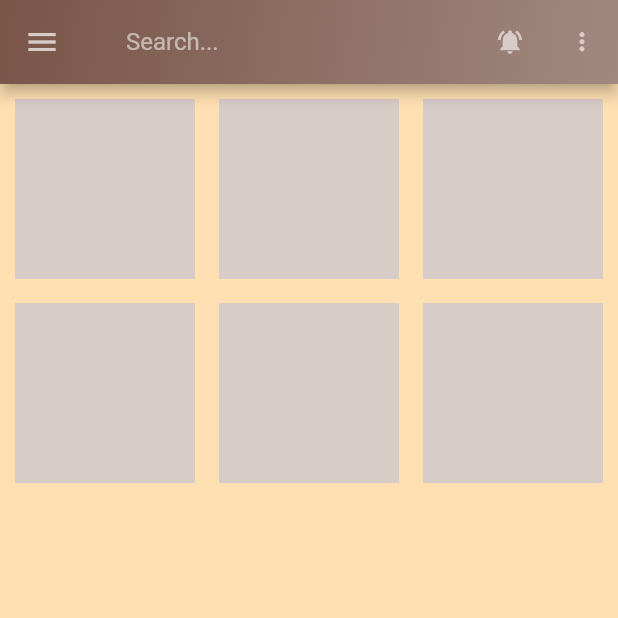
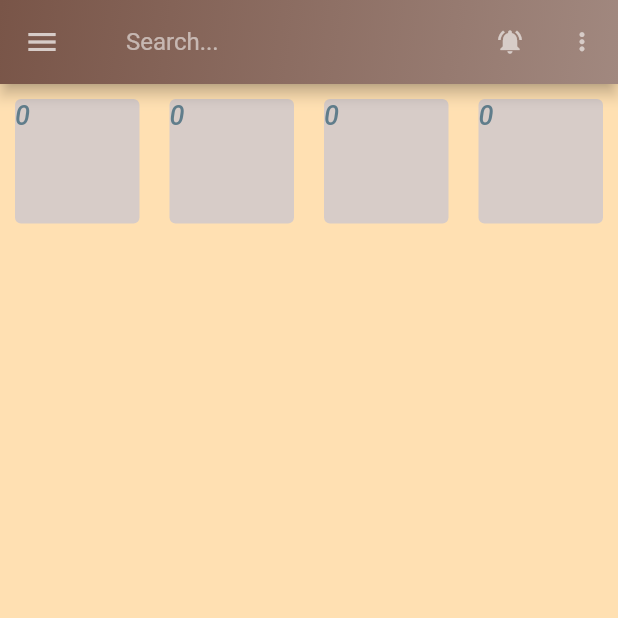
Before and after one commit to crimsoftit/d_pos_v2, a Flutter app: the screen it shows after launch, on a phone screen of 412 x 824 dp, the top half of it. Run offline on Flutter 3.47's test engine with Material 2 defaults, Android fonts, the light colour scheme and no system bars; our stand-ins replace clock, flutter_svg, sqflite; missing offline and left inert: flutter_barcode_scanner; accounts and stored records are empty.

Commit message:
12. sqflite analytic data

```diff
--- /dev/null
+++ b/lib/data/data.dart
@@ -0,0 +1,59 @@
+import 'package:d_pos_v2/constants/constants.dart';
+import 'package:d_pos_v2/models/analytic_info_model.dart';
+import 'package:d_pos_v2/ui/components/analytic_info_card.dart';
+import 'package:d_pos_v2/utils/db_helper.dart';
+import 'package:flutter/material.dart';
+
+int totalInventoryValue = 0;
+
+DbHelper helper = DbHelper();
+
+class AnalyticData extends StatefulWidget {
+  const AnalyticData({super.key});
+
+  @override
+  State<AnalyticData> createState() => _AnalyticDataState();
+}
+
+class _AnalyticDataState extends State<AnalyticData> {
+  void calcInvValue() async {
+    await helper.openDb();
+    var tInvValue = (await helper.getInventoryValue())[0]['T_INV'];
+    print(tInvValue);
+    setState(() {
+      totalInventoryValue = tInvValue;
+    });
+  }
+
+  @override
+  Widget build(BuildContext context) {
+    return const Placeholder();
+  }
+}
+
+List analyticData = [
+  AnalyticInfo(
+    title: "Inventory value",
+    totalValue: 530,
+    svgSrc: "assets/icons/Subscribers.svg",
+    color: primaryColor,
+  ),
+  AnalyticInfo(
+    title: "Total Sales",
+    totalValue: 820,
+    svgSrc: "assets/icons/Post.svg",
+    color: purple,
+  ),
+  AnalyticInfo(
+    title: "Total Credit",
+    totalValue: 920,
+    svgSrc: "assets/icons/Pages.svg",
+    color: orange,
+  ),
+  AnalyticInfo(
+    title: "Comments",
+    totalValue: 920,
+    svgSrc: "assets/icons/Comments.svg",
+    color: green,
+  ),
+];
--- /dev/null
+++ b/lib/models/analytic_info_model.dart
@@ -0,0 +1,14 @@
+import 'package:flutter/material.dart';
+
+class AnalyticInfo {
+  final String? svgSrc, title;
+  final int? totalValue;
+  final Color? color;
+
+  AnalyticInfo({
+    this.svgSrc,
+    this.title,
+    this.totalValue,
+    this.color,
+  });
+}
--- /dev/null
+++ b/lib/ui/components/analytic_cards.dart
@@ -0,0 +1,39 @@
+import 'package:d_pos_v2/constants/constants.dart';
+import 'package:d_pos_v2/data/data.dart';
+import 'package:d_pos_v2/ui/components/analytic_info_card.dart';
+import 'package:flutter/material.dart';
+
+class AnalyticCards extends StatelessWidget {
+  const AnalyticCards({super.key});
+
+  @override
+  Widget build(BuildContext context) {
+    return const AnalyticInfoCardsGridView();
+  }
+}
+
+class AnalyticInfoCardsGridView extends StatelessWidget {
+  const AnalyticInfoCardsGridView({super.key});
+
+  @override
+  Widget build(BuildContext context) {
+    return AspectRatio(
+      aspectRatio: 1,
+      child: SizedBox(
+        width: double.infinity,
+        child: GridView.builder(
+          physics: const NeverScrollableScrollPhysics(),
+          shrinkWrap: true,
+          itemCount: analyticData.length,
+          gridDelegate: const SliverGridDelegateWithFixedCrossAxisCount(
+            crossAxisCount: 4,
+            crossAxisSpacing: appPadding * 2,
+          ),
+          itemBuilder: (context, index) => AnalyticInfoCard(
+            info: analyticData[index],
+          ),
+        ),
+      ),
+    );
+  }
+}
--- /dev/null
+++ b/lib/ui/components/analytic_info_card.dart
@@ -0,0 +1,47 @@
+import 'package:d_pos_v2/constants/constants.dart';
+import 'package:d_pos_v2/models/analytic_info_model.dart';
+import 'package:d_pos_v2/utils/db_helper.dart';
+import 'package:flutter/material.dart';
+
+class AnalyticInfoCard extends StatefulWidget {
+  const AnalyticInfoCard({super.key, required this.info});
+
+  final AnalyticInfo info;
+
+  @override
+  State<AnalyticInfoCard> createState() => _AnalyticInfoCardState();
+}
+
+var helper = DbHelper.instance;
+
+class _AnalyticInfoCardState extends State<AnalyticInfoCard> {
+  int totalInventoryValue = 0;
+
+  @override
+  Widget build(BuildContext context) {
+    return Padding(
+      padding: const EdgeInsets.all(8.0),
+      child: Container(
+        decoration: BoxDecoration(
+          color: secondaryColor,
+          borderRadius: BorderRadius.circular(4),
+        ),
+        child: Column(
+          crossAxisAlignment: CrossAxisAlignment.start,
+          mainAxisAlignment: MainAxisAlignment.spaceBetween,
+          children: [
+            Text(
+              "$totalInventoryValue",
+              style: const TextStyle(
+                color: textColor,
+                fontSize: 18,
+                fontStyle: FontStyle.italic,
+                fontWeight: FontWeight.w500,
+              ),
+            ),
+          ],
+        ),
+      ),
+    );
+  }
+}
--- a/lib/ui/components/dashboard_content.dart
+++ b/lib/ui/components/dashboard_content.dart
@@ -1,4 +1,5 @@
 import 'package:d_pos_v2/constants/constants.dart';
+import 'package:d_pos_v2/ui/components/analytic_cards.dart';
 import 'package:flutter/material.dart';
 
 class DashboardContent extends StatefulWidget {
@@ -11,35 +12,12 @@ class DashboardContent extends StatefulWidget {
 class _DashboardContentState extends State<DashboardContent> {
   @override
   Widget build(BuildContext context) {
-    return SafeArea(
+    return const SafeArea(
       child: SingleChildScrollView(
         padding: EdgeInsets.all(appPadding),
         child: Column(
           children: [
-            // 4 boxes on top
-
-            AspectRatio(
-              aspectRatio: 1,
-              child: SizedBox(
-                width: double.infinity,
-                child: GridView.builder(
-                  itemCount: 6,
-                  gridDelegate: const SliverGridDelegateWithFixedCrossAxisCount(
-                    crossAxisCount: 3,
-                  ),
-                  itemBuilder: (context, index) {
-                    return Padding(
-                      padding: const EdgeInsets.all(8.0),
-                      child: Container(
-                        color: Colors.brown[100],
-                      ),
-                    );
-                  },
-                ),
-              ),
-            ),
-
-            // tiles below
+            AnalyticCards(),
           ],
         ),
       ),
--- a/lib/ui/components/drawer_list_tile.dart
+++ b/lib/ui/components/drawer_list_tile.dart
@@ -1,3 +1,4 @@
+import 'package:d_pos_v2/constants/constants.dart';
 import 'package:flutter/material.dart';
 import 'package:flutter_svg/flutter_svg.dart';
 
@@ -18,7 +19,7 @@ class DrawerListTile extends StatelessWidget {
       horizontalTitleGap: 0.0,
       leading: SvgPicture.asset(
         svgSrc,
-        color: Colors.brown[300],
+        color: primaryColor,
         height: 20,
       ),
       title: Text(
--- a/lib/ui/dialogs/sale_item_dialog.dart
+++ b/lib/ui/dialogs/sale_item_dialog.dart
@@ -237,7 +237,6 @@ class ForSaleItemDialog extends StatefulWidget {
 
   @override
   State<StatefulWidget> createState() {
-    // TODO: implement createState
     throw UnimplementedError();
   }
 
--- a/lib/ui/dialogs/stock_list_dialog.dart
+++ b/lib/ui/dialogs/stock_list_dialog.dart
@@ -146,8 +146,8 @@ class StockListDialog {
                         invModel.quantity = int.parse(txtQty.text);
                         invModel.buyingPrice = int.parse(txtBP.text);
                         invModel.unitSellingPrice = int.parse(txtUnitSP.text);
-                        invModel.date =
-                            DateFormat('yyyy-MM-dd - kk:mm').format(now);
+                        invModel.date = DateFormat('yyyy-MM-dd - kk:mm')
+                            .format(clock.now());
                         helper.insertInventoryList(invModel);
                         ScaffoldMessenger.of(context).showSnackBar(
                           const SnackBar(content: Text('Processing Data')),
--- a/lib/ui/stock_list.dart
+++ b/lib/ui/stock_list.dart
@@ -39,11 +39,12 @@ class _StockListState extends State<StockList> {
         });
       },
       child: Scaffold(
+        backgroundColor: Colors.brown[100],
         appBar: AppBar(
           foregroundColor: Colors.white,
           backgroundColor: Colors.brown[300],
           title: const Text(
-            'inventory list',
+            'I N V E N T O R Y',
             style: TextStyle(
               color: Colors.white,
             ),
```
Also changed, not shown: lib/constants/constants.dart (+9 -29 lines), lib/ui/components/custom_appbar.dart (deleted, +0 -17 lines), lib/ui/dialogs/exit_confirmation_dialog.dart (deleted, +0 -19 lines), lib/ui/sold_items_screen.dart (+12 -4 lines), lib/utils/database_helper.dart (deleted, +0 -51 lines), lib/utils/db_helper.dart (+22 -10 lines).
